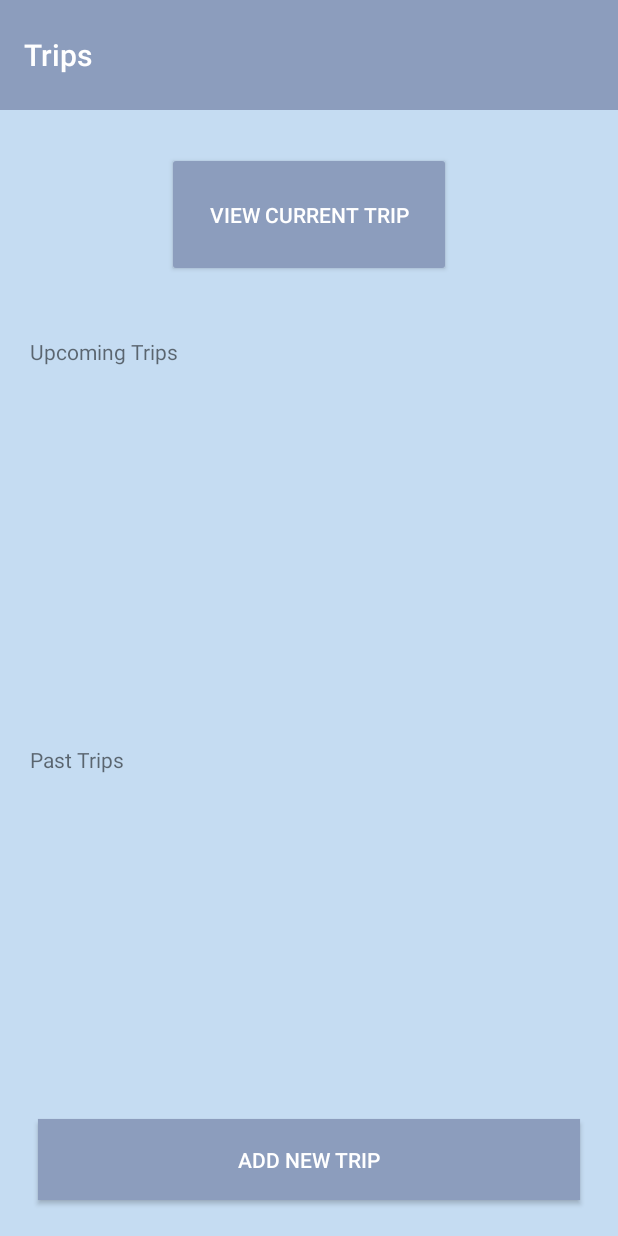
After one commit to stephchi0/pack-pals, an Android app: the TripsListFragment screen opened directly, with no data from a screen before it, on a phone screen of 412 x 824 dp. The commit adds this screen. Run offline under Robolectric (Android 15) with nearby library versions, the phone set to English and light mode, and no system bars; our stand-ins replace Firebase (no records; nobody signed in at launch, a user with empty details on screens opened directly).

Commit message:
add trips pages

```diff
--- a/app/src/main/AndroidManifest.xml
+++ b/app/src/main/AndroidManifest.xml
@@ -24,6 +24,9 @@
             android:theme="@style/Theme.PackPals.NoActionBar">
         </activity>
         <activity
+            android:name=".views.trips.TripsPageActivity"
+            android:exported="false"/>
+        <activity
             android:name=".views.login.LoginPageActivity"
             android:exported="false" />
         <activity
--- /dev/null
+++ b/app/src/main/java/com/example/packpals/viewmodels/TripsPageViewModel.kt
@@ -0,0 +1,59 @@
+package com.example.packpals.viewmodels
+
+import androidx.lifecycle.LiveData
+import androidx.lifecycle.MutableLiveData
+import androidx.lifecycle.ViewModel
+import com.example.packpals.models.Trip
+import com.example.packpals.models.Pal
+import com.google.firebase.firestore.FirebaseFirestore
+
+class TripsPageViewModel : ViewModel() {
+    private val db = FirebaseFirestore.getInstance()
+    private val tripsCollectionRef = db.collection("trips")
+
+    private val _tripsList: MutableLiveData<List<Trip>> = MutableLiveData()
+    val tripsList: LiveData<List<Trip>> get() = _tripsList
+
+    val palsList: MutableLiveData<List<Pal>> = MutableLiveData(
+        listOf(
+            Pal("id1", "stooge"),
+            Pal("id2", "mooge"),
+            Pal("id3", "looge"),
+            Pal("id4", "jooge")
+        )
+    )
+
+    private val _currentTripPalIds: MutableLiveData<Set<String>> = MutableLiveData(emptySet())
+    val currentTripPalIds: LiveData<Set<String>> get() = _currentTripPalIds
+
+    fun addRemoveTripPal(palId: String) {
+        val newTripPalIds = _currentTripPalIds.value!!.toMutableSet()
+        if (palId in newTripPalIds) {
+            newTripPalIds.remove(palId)
+        }
+        else {
+            newTripPalIds.add(palId)
+        }
+
+        _currentTripPalIds.value = newTripPalIds
+    }
+
+    private fun fetchTrips() {
+        tripsCollectionRef.get().addOnSuccessListener { result ->
+            val newTripsList = mutableListOf<Trip>()
+            for (trip in result.documents) {
+                val tripObject = trip.toObject(Trip::class.java)
+                if (tripObject != null) {
+                    newTripsList.add(tripObject)
+                }
+            }
+            _tripsList.value = newTripsList
+        }
+    }
+
+    fun createTrip(title: String) {
+        val newTrip = Trip(title, "creatorid", _currentTripPalIds.value!!.toList())
+        tripsCollectionRef.add(newTrip)
+        fetchTrips()
+    }
+}
--- a/app/src/main/java/com/example/packpals/views/login/LoginFragment.kt
+++ b/app/src/main/java/com/example/packpals/views/login/LoginFragment.kt
@@ -11,7 +11,7 @@ import android.widget.EditText
 import android.widget.TextView
 import androidx.fragment.app.viewModels
 import com.example.packpals.R
-import com.example.packpals.views.NavigationDrawerViewActivity
+import com.example.packpals.views.trips.TripsPageActivity
 import com.example.packpals.viewmodels.LoginPageViewModel
 
 class LoginFragment : Fragment() {
@@ -48,9 +48,9 @@ class LoginFragment : Fragment() {
 
         viewModel.loginSuccess.observe(viewLifecycleOwner) {
             if (it == true) {
-                val intent = Intent(requireActivity(), NavigationDrawerViewActivity::class.java)
+                val intent = Intent(requireActivity(), TripsPageActivity::class.java)
                 startActivity(intent)
-            }
+           }
         }
     }
 
--- /dev/null
+++ b/app/src/main/java/com/example/packpals/views/trips/TripsListFragment.kt
@@ -0,0 +1,62 @@
+package com.example.packpals.views.trips
+
+import android.content.Intent
+import android.os.Bundle
+import androidx.fragment.app.Fragment
+import android.view.LayoutInflater
+import android.view.View
+import android.view.ViewGroup
+import android.widget.Button
+import android.widget.LinearLayout
+import android.widget.TextView
+import androidx.fragment.app.viewModels
+import com.example.packpals.R
+import com.example.packpals.viewmodels.TripsPageViewModel
+import com.example.packpals.views.NavigationDrawerViewActivity
+import com.example.packpals.views.login.LoginPageActivity
+
+class  TripsListFragment : Fragment() {
+    private val viewModel: TripsPageViewModel by viewModels()
+
+    override fun onCreate(savedInstanceState: Bundle?) {
+        super.onCreate(savedInstanceState)
+    }
+
+    override fun onCreateView(
+        inflater: LayoutInflater, container: ViewGroup?,
+        savedInstanceState: Bundle?
+    ): View? {
+        // Inflate the layout for this fragment
+        return inflater.inflate(R.layout.fragment_trips_list, container, false)
+    }
+
+    override fun onViewCreated(view: View, savedInstanceState: Bundle?) {
+        super.onViewCreated(view, savedInstanceState)
+
+        val upcomingTripsLayout = requireView().findViewById<LinearLayout>(R.id.upcomingTripsLinearLayout)
+        viewModel.tripsList.observe(viewLifecycleOwner) { tripsList ->
+            for (trip in tripsList) {
+                print(trip.title)
+                val tripView =
+                    LayoutInflater.from(context).inflate(R.layout.view_trip, upcomingTripsLayout, false)
+
+                tripView.findViewById<TextView>(R.id.tripTitle).text = trip.title
+                upcomingTripsLayout.addView(tripView)
+            }
+        }
+
+        val viewCurrentTripButton = requireView().findViewById<Button>(R.id.viewCurrentTripButton)
+        viewCurrentTripButton.setOnClickListener {
+            val intent = Intent(activity, NavigationDrawerViewActivity::class.java)
+            startActivity(intent)
+        }
+
+        val newTripButton = requireView().findViewById<Button>(R.id.addNewTripButton)
+        newTripButton.setOnClickListener {
+            val transaction = parentFragmentManager.beginTransaction()
+            transaction.replace(R.id.tripFragmentContainerView, NewTripFragment())
+            transaction.commit()
+        }
+    }
+
+}
--- /dev/null
+++ b/app/src/main/java/com/example/packpals/views/trips/TripsPageActivity.kt
@@ -0,0 +1,18 @@
+package com.example.packpals.views.trips
+
+import androidx.appcompat.app.AppCompatActivity
+import android.os.Bundle
+import androidx.activity.viewModels
+import com.example.packpals.R
+import com.example.packpals.viewmodels.TripsPageViewModel
+
+
+class TripsPageActivity : AppCompatActivity() {
+    private val viewModel: TripsPageViewModel by viewModels()
+
+    override fun onCreate(savedInstanceState: Bundle?) {
+        super.onCreate(savedInstanceState)
+        setContentView(R.layout.activity_trips_page)
+
+    }
+}
--- /dev/null
+++ b/app/src/main/res/layout/activity_trips_page.xml
@@ -0,0 +1,15 @@
+<?xml version="1.0" encoding="utf-8"?>
+<androidx.constraintlayout.widget.ConstraintLayout xmlns:android="http://schemas.android.com/apk/res/android"
+    xmlns:tools="http://schemas.android.com/tools"
+    android:layout_width="match_parent"
+    android:layout_height="match_parent"
+    android:background="@color/light_blue"
+    tools:context=".views.login.LoginPageActivity">
+
+    <androidx.fragment.app.FragmentContainerView
+        android:id="@+id/tripFragmentContainerView"
+        android:name="com.example.packpals.views.trips.TripsListFragment"
+        android:layout_width="match_parent"
+        android:layout_height="match_parent" />
+
+</androidx.constraintlayout.widget.ConstraintLayout>
--- /dev/null
+++ b/app/src/main/res/layout/fragment_trips_list.xml
@@ -0,0 +1,112 @@
+<?xml version="1.0" encoding="utf-8"?>
+<androidx.constraintlayout.widget.ConstraintLayout xmlns:android="http://schemas.android.com/apk/res/android"
+    xmlns:app="http://schemas.android.com/apk/res-auto"
+    xmlns:tools="http://schemas.android.com/tools"
+    android:id="@+id/expenseListFragment"
+    android:layout_width="match_parent"
+    android:layout_height="match_parent"
+    android:background="@color/light_blue"
+    tools:context=".views.trips.TripsPageActivity">
+
+    <Button
+        android:id="@+id/addNewTripButton"
+        android:layout_width="361dp"
+        android:layout_height="54dp"
+        android:layout_marginBottom="24dp"
+        android:background="@color/dark_blue"
+        android:text="Add New Trip"
+        android:textColor="@color/white"
+        app:layout_constraintBottom_toBottomOf="parent"
+        app:layout_constraintEnd_toEndOf="parent"
+        app:layout_constraintHorizontal_bias="0.494"
+        app:layout_constraintStart_toStartOf="parent" />
+
+    <androidx.appcompat.widget.Toolbar
+        android:id="@+id/toolbar"
+        android:layout_width="match_parent"
+        android:layout_height="73dp"
+        android:layout_marginBottom="28dp"
+        android:background="@color/dark_blue"
+        android:minHeight="?attr/actionBarSize"
+        android:theme="?attr/actionBarTheme"
+        app:layout_constraintBottom_toTopOf="@+id/viewCurrentTripButton"
+        app:layout_constraintEnd_toEndOf="parent"
+        app:layout_constraintStart_toStartOf="parent"
+        app:layout_constraintTop_toTopOf="parent"
+        app:title="Trips"
+        app:titleTextColor="@color/white" />
+
+    <ScrollView
+        android:id="@+id/pastTripsScrollView"
+        android:layout_width="364dp"
+        android:layout_height="166dp"
+        android:layout_marginTop="9dp"
+        android:layout_marginBottom="10dp"
+        app:layout_constraintBottom_toTopOf="@+id/addNewTripButton"
+        app:layout_constraintEnd_toEndOf="parent"
+        app:layout_constraintStart_toStartOf="parent"
+        app:layout_constraintTop_toBottomOf="@+id/textView9">
+
+        <LinearLayout
+            android:id="@+id/pastTripsLinearLayout"
+            android:layout_width="match_parent"
+            android:layout_height="wrap_content"
+            android:orientation="vertical" />
+    </ScrollView>
+
+    <TextView
+        android:id="@+id/textView8"
+        android:layout_width="0dp"
+        android:layout_height="wrap_content"
+        android:layout_marginStart="20dp"
+        android:layout_marginTop="129dp"
+        android:text="Upcoming Trips"
+        app:layout_constraintBottom_toTopOf="@+id/currentTripsScrollView"
+        app:layout_constraintEnd_toEndOf="parent"
+        app:layout_constraintHorizontal_bias="0.0"
+        app:layout_constraintStart_toStartOf="parent"
+        app:layout_constraintTop_toBottomOf="@+id/toolbar" />
+
+    <TextView
+        android:id="@+id/textView9"
+        android:layout_width="0dp"
+        android:layout_height="wrap_content"
+        android:layout_marginStart="20dp"
+        android:layout_marginTop="6dp"
+        android:text="Past Trips"
+        app:layout_constraintBottom_toTopOf="@+id/pastTripsScrollView"
+        app:layout_constraintEnd_toEndOf="parent"
+        app:layout_constraintStart_toStartOf="parent"
+        app:layout_constraintTop_toBottomOf="@+id/currentTripsScrollView" />
+
+    <ScrollView
+        android:id="@+id/currentTripsScrollView"
+        android:layout_width="364dp"
+        android:layout_height="202dp"
+        app:layout_constraintBottom_toTopOf="@+id/textView9"
+        app:layout_constraintEnd_toEndOf="parent"
+        app:layout_constraintHorizontal_bias="0.51"
+        app:layout_constraintStart_toStartOf="parent"
+        app:layout_constraintTop_toBottomOf="@+id/textView8">
+
+        <LinearLayout
+            android:id="@+id/upcomingTripsLinearLayout"
+            android:layout_width="match_parent"
+            android:layout_height="wrap_content"
+            android:orientation="vertical" />
+    </ScrollView>
+
+    <Button
+        android:id="@+id/viewCurrentTripButton"
+        android:layout_width="189dp"
+        android:layout_height="0dp"
+        android:layout_marginBottom="40dp"
+        android:backgroundTint="@color/dark_blue"
+        android:text="view current trip"
+        android:textColor="@color/white"
+        app:layout_constraintBottom_toTopOf="@+id/textView8"
+        app:layout_constraintEnd_toEndOf="parent"
+        app:layout_constraintStart_toStartOf="parent"
+        app:layout_constraintTop_toBottomOf="@+id/toolbar" />
+
+</androidx.constraintlayout.widget.ConstraintLayout>
```
Also changed, not shown: app/src/main/java/com/example/packpals/models/Trip.kt (added, +10 -0 lines), app/src/main/java/com/example/packpals/views/trips/NewTripFragment.kt (added, +64 -0 lines), app/src/main/res/layout/fragment_new_trip.xml (added, +117 -0 lines), app/src/main/res/layout/view_trip.xml (added, +27 -0 lines), app/src/main/res/navigation/nav_graph.xml (+18 -0 lines).
